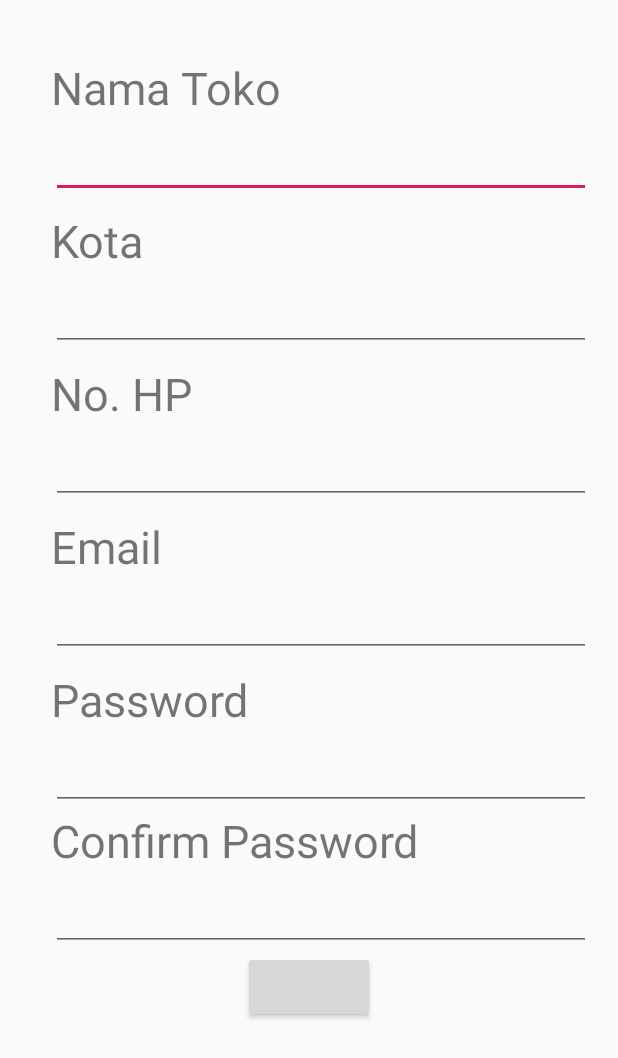
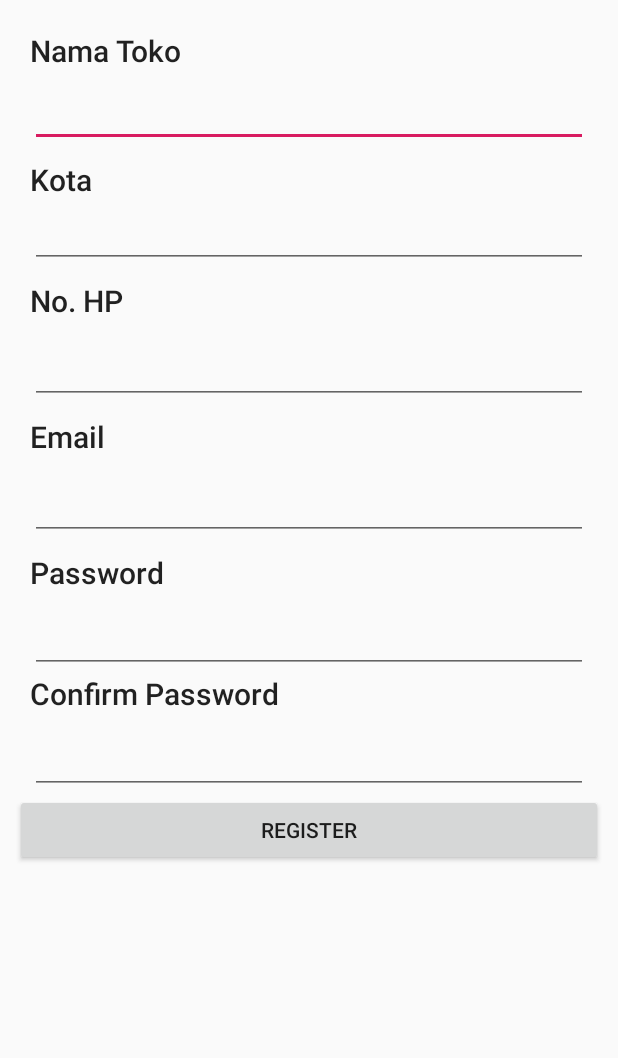
Before and after one commit to fernandochristyanto/devcamp-mobile, an Android app: the layout register_toko.xml on its own in the app's theme, with its tools: preview values and no code run, on a phone screen of 412 x 824 dp. Shown: the top 1058 px of the screen. Run offline under Robolectric (Android 15) with nearby library versions, the phone set to English and light mode, and no system bars.

Commit message:
Fix registration ui

```diff
--- a/app/src/main/AndroidManifest.xml
+++ b/app/src/main/AndroidManifest.xml
@@ -9,6 +9,15 @@
             android:supportsRtl="true"
             android:theme="@style/AppTheme">
         <activity android:name=".module.garage_sale.GarageSaleActivity">
+
+        </activity>
+        <activity android:name=".module.login.LoginActivity">
+
+        </activity>
+        <activity android:name=".module.main.MainActivity">
+
+        </activity>
+        <activity android:name=".module.register.RegisterToko">
             <intent-filter>
                 <action android:name="android.intent.action.MAIN"/>
                 <action android:name="android.intent.action.VIEW"/>
@@ -16,12 +25,6 @@
                 <category android:name="android.intent.category.LAUNCHER"/>
             </intent-filter>
         </activity>
-        <activity android:name=".module.login.LoginActivity">
-
-        </activity>
-        <activity android:name=".module.main.MainActivity">
-
-        </activity>
     </application>
 
 </manifest>
--- a/app/src/main/java/com/devcamp/devcamp_mobile/module/Register/Register_Toko.kt
+++ /dev/null
@@ -1 +0,0 @@
-package com.devcamp.devcamp_mobile.module.Register
--- /dev/null
+++ b/app/src/main/java/com/devcamp/devcamp_mobile/module/register/RegisterToko.kt
@@ -0,0 +1,12 @@
+package com.devcamp.devcamp_mobile.module.register
+
+import android.os.Bundle
+import androidx.appcompat.app.AppCompatActivity
+import com.devcamp.devcamp_mobile.R
+
+class RegisterToko : AppCompatActivity() {
+    override fun onCreate(savedInstanceState: Bundle?) {
+        super.onCreate(savedInstanceState)
+        setContentView(R.layout.register_toko)
+    }
+}
--- a/app/src/main/res/layout/register_toko.xml
+++ b/app/src/main/res/layout/register_toko.xml
@@ -1,133 +1,135 @@
 <?xml version="1.0" encoding="utf-8"?>
 <LinearLayout xmlns:android="http://schemas.android.com/apk/res/android"
               xmlns:app="http://schemas.android.com/apk/res-auto" xmlns:tools="http://schemas.android.com/tools"
+              android:id="@+id/linearLayout"
               android:layout_width="match_parent"
-              android:orientation="vertical"
-              android:padding="10dp"
+              android:layout_height="match_parent"
 
-              android:layout_height="match_parent" android:id="@+id/linearLayout">
+              android:orientation="vertical" android:padding="10dp">
 
 
     <TextView
-            android:text="@string/form_nametoko_register"
+            android:id="@+id/tvNamaToko"
+            style="@style/TextAppearance.AppCompat.Title"
             android:layout_width="wrap_content"
             android:layout_height="wrap_content"
-            android:id="@+id/textView"
-            android:textSize="30sp"
-
-            android:layout_marginTop="28dp" android:layout_marginStart="24dp"
-            android:layout_marginBottom="8dp"
+            android:layout_marginStart="10dp"
+            android:layout_marginTop="10dp"
+            android:layout_marginBottom="5dp"
+            android:text="Nama Toko"
     />
 
     <EditText
+            android:id="@+id/namatoko"
             android:layout_width="match_parent"
             android:layout_height="wrap_content"
+            android:layout_marginStart="10dp"
+            android:layout_marginEnd="10dp"
+            android:layout_marginBottom="8dp"
+            android:ems="10"
             android:inputType="textPersonName"
+    />
+
+    <TextView
+            style="@style/TextAppearance.AppCompat.Title"
+            android:layout_width="wrap_content"
+            android:layout_height="wrap_content"
+            android:layout_marginStart="10dp"
+            android:text="Kota"
+    />
+
+    <EditText
+            android:id="@+id/etNamaToko"
+            android:layout_width="match_parent"
+            android:layout_height="wrap_content"
+            android:layout_marginStart="10dp"
+            android:layout_marginEnd="10dp" android:ems="10"
+            android:inputType="textPersonName"
+    />
+
+    <TextView
+            style="@style/TextAppearance.AppCompat.Title"
+            android:layout_width="wrap_content"
+            android:layout_height="wrap_content"
+            android:layout_marginStart="10dp"
+            android:layout_marginTop="8dp"
+            android:layout_marginBottom="10dp"
+            android:text="No. HP"
+    />
+    <EditText
+            android:id="@+id/etNoHp"
+            android:layout_width="match_parent"
+            android:layout_height="wrap_content"
+            android:layout_marginStart="10dp"
+            android:layout_marginEnd="10dp"
             android:ems="10"
-            android:id="@+id/namatoko" android:layout_marginStart="24dp"
-            android:layout_marginEnd="8dp"
+            android:inputType="textPersonName"
+    />
+
+    <TextView
+            style="@style/TextAppearance.AppCompat.Title"
+            android:layout_width="wrap_content"
+            android:layout_height="wrap_content"
+            android:layout_marginStart="10dp"
+            android:layout_marginTop="8dp"
+            android:layout_marginBottom="10dp"
+            android:text="Email"
+    />
+
+
+    <EditText
+            android:id="@+id/etEmail"
+            android:layout_width="match_parent"
+            android:layout_height="wrap_content"
+            android:layout_marginStart="10dp"
+            android:layout_marginEnd="10dp"
             android:layout_marginBottom="8dp"
+            android:ems="10"
+            android:inputType="textPersonName"
     />
 
     <TextView
 
-            android:text="Kota"
+            android:id="@+id/tvPassword"
+            style="@style/TextAppearance.AppCompat.Title"
             android:layout_width="wrap_content"
             android:layout_height="wrap_content"
-            android:textSize="30sp"
+            android:layout_marginStart="10dp"
+
             android:layout_marginBottom="8dp"
-
-            android:layout_marginStart="24dp"/>
+            android:text="Password"
+    />
 
     <EditText
+            android:id="@+id/etPassword"
             android:layout_width="match_parent"
             android:layout_height="wrap_content"
+            android:layout_marginStart="10dp"
+            android:layout_marginEnd="10dp" android:ems="10"
             android:inputType="textPersonName"
-            android:ems="10"
-            android:id="@+id/namakota" android:layout_marginStart="24dp"
-            android:layout_marginEnd="8dp"
     />
 
     <TextView
-            android:text="No. HP"
+            style="@style/TextAppearance.AppCompat.Title"
             android:layout_width="wrap_content"
             android:layout_height="wrap_content"
-            android:textSize="30sp"
-            android:layout_marginTop="8dp"
+            android:layout_marginStart="10dp"
             android:layout_marginBottom="8dp"
-            android:layout_marginStart="24dp"
+            android:text="Confirm Password"
     />
     <EditText
+            android:id="@+id/etConfirmPass"
             android:layout_width="match_parent"
             android:layout_height="wrap_content"
+            android:layout_marginStart="10dp"
+            android:layout_marginEnd="10dp" android:ems="10"
             android:inputType="textPersonName"
-            android:ems="10"
-            android:id="@+id/nohp" android:layout_marginStart="24dp"
-            android:layout_marginEnd="8dp"
     />
 
-    <TextView
-            android:text="Email"
-            android:layout_width="wrap_content"
-            android:layout_height="wrap_content"
-            android:textSize="30sp"
-
-            android:layout_marginTop="8dp" android:layout_marginStart="24dp"
-            android:layout_marginBottom="8dp"
-    />
-
-
-
-    <EditText
-            android:layout_width="match_parent"
-            android:layout_height="wrap_content"
-            android:inputType="textPersonName"
-            android:ems="10"
-            android:id="@+id/namatoko" android:layout_marginStart="24dp"
-            android:layout_marginEnd="8dp"
-            android:layout_marginBottom="8dp"
-    />
-
-    <TextView
-
-            android:text="Password"
-            android:layout_width="wrap_content"
-            android:layout_height="wrap_content"
-            android:textSize="30sp"
-            android:layout_marginBottom="8dp"
-
-            android:layout_marginStart="24dp"
-            android:id="@+id/textView2"/>
-
-    <EditText
-            android:layout_width="match_parent"
-            android:layout_height="wrap_content"
-            android:inputType="textPersonName"
-            android:ems="10"
-            android:id="@+id/password" android:layout_marginStart="24dp"
-            android:layout_marginEnd="8dp"
-    />
-
-    <TextView
-            android:text="Confirm Password"
-            android:layout_width="wrap_content"
-            android:layout_height="wrap_content"
-            android:textSize="30sp"
-            android:layout_marginBottom="8dp"
-            android:layout_marginStart="24dp"
-    />
-    <EditText
-            android:layout_width="match_parent"
-            android:layout_height="wrap_content"
-            android:inputType="textPersonName"
-            android:ems="10"
-            android:id="@+id/confirmpass" android:layout_marginStart="24dp"
-            android:layout_marginEnd="8dp"
-    />
-
-    <Button android:layout_width="wrap_content" android:layout_height="wrap_content"
-            android:text=""
-            android:layout_gravity="center_horizontal"/>
+    <Button
+            android:layout_width="match_parent" android:layout_height="wrap_content"
+            android:layout_gravity="center_horizontal"
+            android:text="Register"/>
 
 
 </LinearLayout>
```
